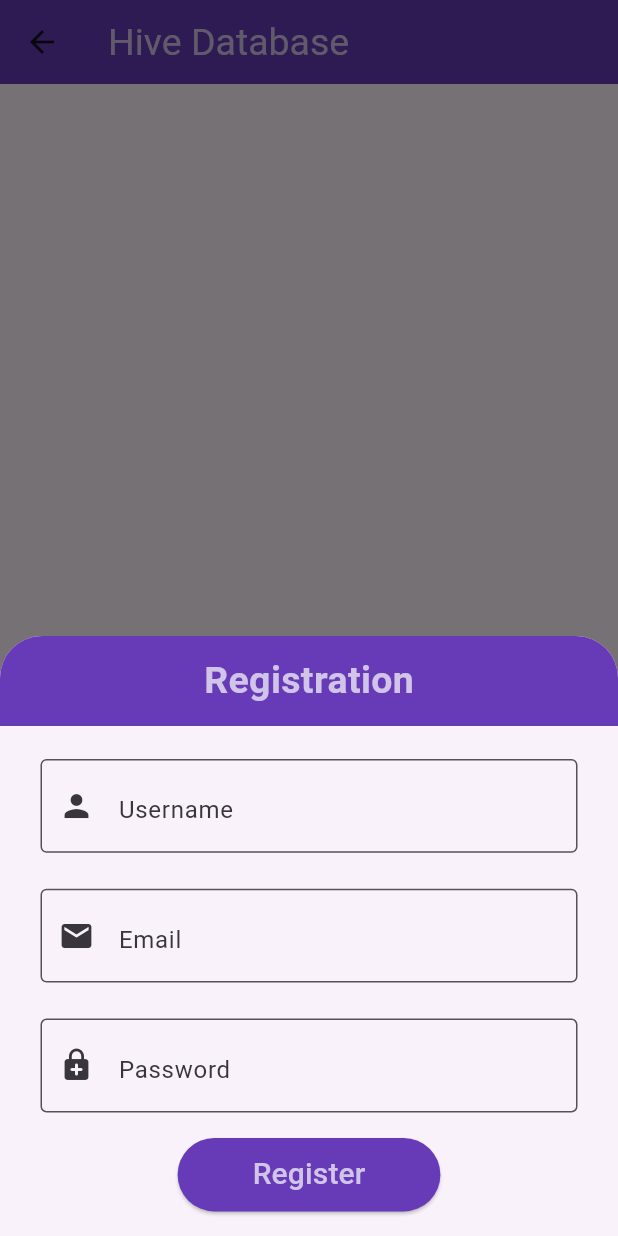
After one commit to siddharth7247/flutter-demo, a Flutter app: the HiveDemoScreen screen opened by its route, after a tap on the "add" icon, on a phone screen of 412 x 824 dp. The commit adds this screen. Run offline on Flutter 3.47's test engine with Material 3 defaults, Android fonts, the phone set to English and light mode, and no system bars; our stand-ins replace hive_flutter, intl_phone_field, rxdart, shared_preferences, sqflite; accounts and stored records are empty; Roboto replaces fonts that are missing (Manrope).

Commit message:
Hive Database Created

```diff
--- /dev/null
+++ b/lib/hive/hive_demo_screen.dart
@@ -0,0 +1,158 @@
+import 'package:flutter/material.dart';
+import 'package:flutter_demo/common_widgets/custom_textfield.dart';
+import 'package:hive_flutter/hive_flutter.dart';
+
+class HiveDemoScreen extends StatefulWidget {
+  const HiveDemoScreen({super.key});
+
+  @override
+  State<HiveDemoScreen> createState() => _HiveDemoScreenState();
+}
+
+class _HiveDemoScreenState extends State<HiveDemoScreen> {
+  TextEditingController userController = TextEditingController();
+  TextEditingController emailController = TextEditingController();
+  TextEditingController passwordController = TextEditingController();
+  Box? empsBox;
+
+  @override
+  void initState() {
+    Hive.openBox("Employee_Box").then((_box) {
+      setState(() {
+        empsBox = _box;
+      });
+    });
+    super.initState();
+  }
+
+  @override
+  Widget build(BuildContext context) {
+    return Scaffold(
+      appBar: AppBar(
+        title: Text(
+          "Hive Database",
+          style: TextStyle(
+              fontFamily: 'Manrope', color: Colors.deepPurple.shade100),
+        ),
+      ),
+      body: _featchEmployee(),
+      floatingActionButton: _addUserButton(),
+    );
+  }
+
+  Widget _featchEmployee() {
+    if (empsBox == null) {
+      return const CircularProgressIndicator();
+    }
+    return ValueListenableBuilder(
+      valueListenable: empsBox!.listenable(),
+      builder: (context, box, widget) {
+        final empKeysList = box.keys.toList();
+        return ListView.builder(
+          itemCount: empKeysList.length,
+          itemBuilder: (context, index) {
+           return ListTile(
+            title: Text(index.toString()),
+           );
+        },);
+      },
+    );
+  }
+
+  Widget _addUserButton() {
+    return FloatingActionButton(
+      onPressed: () {
+        showModalBottomSheet(
+          context: context,
+          builder: (context) {
+            return Container(
+              padding: const EdgeInsets.all(0),
+              height: 400,
+              decoration: const BoxDecoration(
+                  color: Colors.white10,
+                  borderRadius: const BorderRadius.only(
+                    topLeft: Radius.circular(30),
+                    topRight: Radius.circular(30),
+                  )),
+              child: Column(
+                mainAxisAlignment: MainAxisAlignment.start,
+                mainAxisSize: MainAxisSize.max,
+                children: [
+                  Container(
+                      width: double.infinity,
+                      height: 60,
+                      decoration: const BoxDecoration(
+                          color: Colors.deepPurple,
+                          borderRadius: BorderRadius.only(
+                            topLeft: Radius.circular(28),
+                            topRight: Radius.circular(28),
+                          )),
+                      child: Center(
+                        child: Text(
+                          "Registration",
+                          style: TextStyle(
+                              fontFamily: 'Manrope',
+                              fontSize: 25,
+                              fontWeight: FontWeight.bold,
+                              color: Colors.deepPurple.shade100),
+                        ),
+                      )),
+                  const SizedBox(
+                    height: 10,
+                  ),
+                  Padding(
+                    padding: const EdgeInsets.symmetric(horizontal: 15),
+                    child: CustomTextfield(
+                        controller: userController,
+                        hintText: 'Username',
+                        icon: Icons.person),
+                  ),
+                  Padding(
+                    padding: const EdgeInsets.symmetric(horizontal: 15),
+                    child: CustomTextfield(
+                        controller: emailController,
+                        hintText: 'Email',
+                        icon: Icons.email),
+                  ),
+                  Padding(
+                    padding: const EdgeInsets.symmetric(horizontal: 15),
+                    child: CustomTextfield(
+                        controller: passwordController,
+                        hintText: 'Password',
+                        icon: Icons.enhanced_encryption_rounded),
+                  ),
+                  const SizedBox(
+                    height: 5,
+                  ),
+                  ElevatedButton(
+                    style: ElevatedButton.styleFrom(
+                        padding: const EdgeInsets.symmetric(
+                            horizontal: 50, vertical: 10),
+                        backgroundColor: Colors.deepPurple),
+                    onPressed: () async {
+                      var hiveBox = await Hive.openBox('Users');
+                      hiveBox.put('user1', 'Siddhart');
+                      debugPrint(
+                          "User from hive database : ${hiveBox.get('user1')}");
+                      debugPrint(
+                          "User from hive database index 1 : ${hiveBox.getAt(0)}");
+                      debugPrint("User from ${hiveBox.containsKey('user1')}");
+                    },
+                    child: Text(
+                      "Register",
+                      style: TextStyle(
+                          fontFamily: 'Manrope',
+                          color: Colors.deepPurple.shade100,
+                          fontSize: 20),
+                    ),
+                  ),
+                ],
+              ),
+            );
+          },
+        );
+      },
+      child: const Icon(Icons.add),
+    );
+  }
+}
--- a/lib/home_screen.dart
+++ b/lib/home_screen.dart
@@ -68,9 +68,12 @@ class _HomescreenState extends State<Homescreen> {
               ElevatedButton(onPressed: (){
                 Navigator.pushNamed(context, '/showStudentScreen');
               }, child: const Text('Model Class Demo')),
-               ElevatedButton(onPressed: (){
+              ElevatedButton(onPressed: (){
                 Navigator.pushNamed(context, '/addEmployeeScreen');
               }, child: const Text('Sql Light Demo')),
+              ElevatedButton(onPressed: (){
+                Navigator.pushNamed(context, '/hiveDemoScreen');
+              }, child: const Text('Hive Demo')),
             ],
           ),
         ),
--- a/lib/main.dart
+++ b/lib/main.dart
@@ -1,5 +1,6 @@
 import 'package:flutter/material.dart';
 import 'package:flutter_demo/api/api_demo.dart';
+import 'package:flutter_demo/hive/hive_demo_screen.dart';
 import 'package:flutter_demo/show_student_screen.dart';
 import 'package:flutter_demo/sql-light/add_employee_screen.dart';
 import 'package:flutter_demo/theme/custom_theme_bottomsheet.dart';
@@ -11,11 +12,15 @@ import 'package:flutter_demo/streams/stream_builder_demo.dart';
 import 'package:flutter_demo/tabbar_demo.dart';
 import 'package:flutter_demo/theme/theme_demo.dart';
 import 'package:flutter_demo/widgets_demo.dart';
+import 'package:hive_flutter/hive_flutter.dart';
+import 'package:path_provider/path_provider.dart';
 import 'package:shared_preferences/shared_preferences.dart';
 
 
 void main() async {
   WidgetsFlutterBinding.ensureInitialized();
+  final documentDir = await getApplicationDocumentsDirectory();
+  await Hive.initFlutter(documentDir.path);
   runApp(const MyApp());
 }
 
@@ -107,6 +112,7 @@ class _MyAppState extends State<MyApp> {
               '/apiDemoScreen' : (context) => const ApiDemoScreen(),
               '/showStudentScreen' : (context) => const ShowStudentScreen(),
               '/addEmployeeScreen' : (context) => const AddEmployeeScreen(),
+              '/hiveDemoScreen' : (context) => const HiveDemoScreen(),
           },
         );
       }
--- a/lib/widgets_demo.dart
+++ b/lib/widgets_demo.dart
@@ -22,20 +22,17 @@ class _WidgetsdemoState extends State<Widgetsdemo> {
           padding: const EdgeInsets.all(0),
           children: const [
             DrawerHeader(
-              decoration: BoxDecoration(
-                color: Colors.deepPurple
-              ),
+                decoration: BoxDecoration(color: Colors.deepPurple),
                 child: UserAccountsDrawerHeader(
-                  decoration: BoxDecoration(
-                    color: Colors.deepPurple
-                  ),
+                  decoration: BoxDecoration(color: Colors.deepPurple),
                   accountName: Text("Siddharth"),
                   accountEmail: Text("smakavana454@gmail.com"),
                   currentAccountPictureSize: Size.square(40),
-                    currentAccountPicture:
-                        CircleAvatar(backgroundColor: Colors.amber,child: Text('S'),),
-                )
+                  currentAccountPicture: CircleAvatar(
+                    backgroundColor: Colors.amber,
+                    child: Text('S'),
                   ),
+                )),
             ListTile(
               leading: Icon(Icons.person),
               title: Text("Profile"),
@@ -117,35 +114,47 @@ class _WidgetsdemoState extends State<Widgetsdemo> {
               context: context,
               builder: (BuildContext context) {
                 return AlertDialog(
-                  titlePadding:const EdgeInsets.all(0),
+                  titlePadding: const EdgeInsets.all(0),
                   title: Container(
                     height: 100,
                     width: 100,
-                    decoration:const BoxDecoration(
-                      borderRadius: BorderRadius.only(topRight: Radius.circular(20),topLeft: Radius.circular(20)),
-                      color: Colors.black
+                    decoration: const BoxDecoration(
+                        borderRadius: BorderRadius.only(
+                            topRight: Radius.circular(20),
+                            topLeft: Radius.circular(20)),
+                        color: Colors.black),
+                    child: const Icon(
+                      Icons.warning_rounded,
+                      color: Colors.white,
+                      size: 50,
                     ),
-                    child:const Icon(Icons.warning_rounded,color: Colors.white,size: 50,),
                   ),
-                  content: const Text("Do You Want To Recive The Recipt via Email?",style: TextStyle(fontWeight: FontWeight.bold,fontSize: 15,),textAlign: TextAlign.center,),
+                  content: const Text(
+                    "Do You Want To Recive The Recipt via Email?",
+                    style: TextStyle(
+                      fontWeight: FontWeight.bold,
+                      fontSize: 15,
+                    ),
+                    textAlign: TextAlign.center,
+                  ),
                   actions: [
                     Center(
                       child: Column(
                         mainAxisAlignment: MainAxisAlignment.center,
                         crossAxisAlignment: CrossAxisAlignment.center,
-
                         children: [
-
                           SizedBox(
                             width: double.infinity,
                             child: ElevatedButton(
                                 style: ElevatedButton.styleFrom(
-                              backgroundColor: Colors.amber
-                            ),
+                                    backgroundColor: Colors.amber),
                                 onPressed: () {
                                   Navigator.of(context).pop();
                                 },
-                              child: const Text("Yes , I Do Want",style: TextStyle(color: Colors.white),)),
+                                child: const Text(
+                                  "Yes , I Do Want",
+                                  style: TextStyle(color: Colors.white),
+                                )),
                           ),
                           SizedBox(
                             width: double.infinity,
@@ -153,7 +162,11 @@ class _WidgetsdemoState extends State<Widgetsdemo> {
                               onPressed: () {
                                 Navigator.of(context).pop();
                               },
-                                child: const Text("No , T Dont Wnat To",style: TextStyle(color: Colors.black),)),
+                              child: const Text(
+                                "No , T Dont Wnat To",
+                                style: TextStyle(color: Colors.black),
+                              ),
+                            ),
                           ),
                         ],
                       ),
```
Also changed, not shown: pubspec.yaml (+15 -11 lines), assets/fonts/Manrope-Bold.ttf (added), assets/fonts/Manrope-ExtraBold.ttf (added), assets/fonts/Manrope-ExtraLight.ttf (added), assets/fonts/Manrope-Light.ttf (added), assets/fonts/Manrope-Medium.ttf (added), assets/fonts/Manrope-Regular.ttf (added), assets/fonts/Manrope-SemiBold.ttf (added), pubspec.lock, 2 other files. Lines whose indentation alone changed are shown as unchanged.
